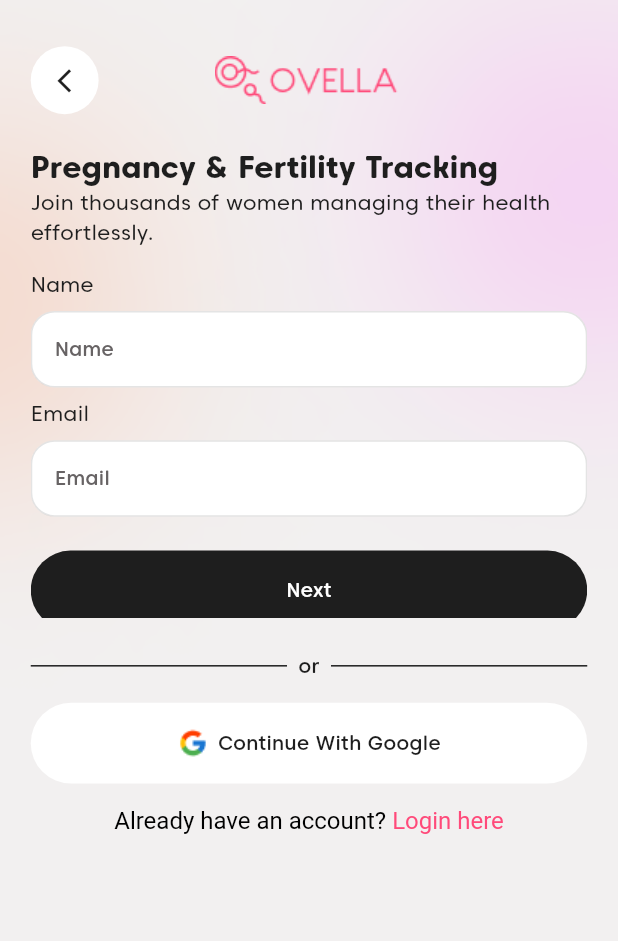
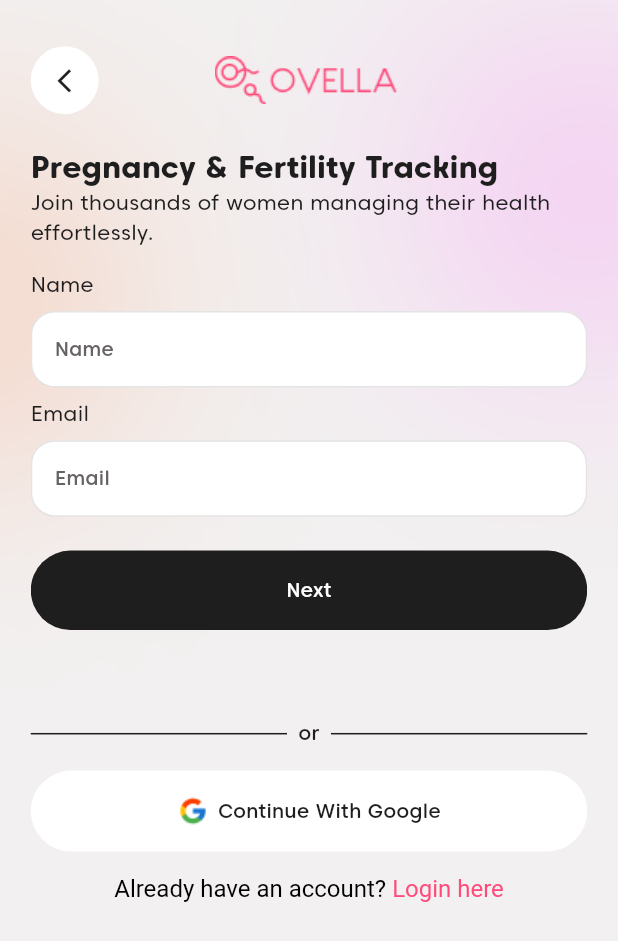
Before and after one commit to salmanbashar1009/ovella_period_tracker_app, a Flutter app: the CreateAccountScreen screen opened by its route, on a phone screen of 412 x 824 dp. Shown: the top 941 px of the screen. Run offline on Flutter 3.47's test engine with Material 3 defaults, Android fonts, the phone set to English and light mode, and no system bars; our stand-ins replace carousel_slider, dots_indicator, flutter_screenutil, hive_flutter, shared_preferences, table_calendar; accounts and stored records are empty.

Commit message:
fix height

```diff
--- a/lib/view/auth_screens/create_account_screen/create_account_screen.dart
+++ b/lib/view/auth_screens/create_account_screen/create_account_screen.dart
@@ -4,7 +4,6 @@ import 'package:ovella_period_tracker_app/constant/padding.dart';
 import 'package:ovella_period_tracker_app/view/auth_screens/create_account_screen/widgets/create_account_footer_widget.dart';
 import 'package:ovella_period_tracker_app/view_model/create_account_provider.dart';
 import 'package:provider/provider.dart';
-import 'widgets/create_account_email_form.dart';
 import 'package:ovella_period_tracker_app/widgets/background_widget.dart';
 import '../../common_health_concerns_screen/widgets/common_heath_concern_header_widget.dart';
 
@@ -24,7 +23,7 @@ class CreateAccountScreen extends StatelessWidget {
               createAccountProvider,
               Widget? child,
             ) {
-              double expandedHeight = createAccountProvider.isExpand ? 40 : 0;
+              double expandedHeight = createAccountProvider.isExpand ? 70 : 0;
               return SingleChildScrollView(
                 child: Padding(
                   padding: AppPadding.screenPadding,
@@ -48,8 +47,8 @@ class CreateAccountScreen extends StatelessWidget {
                       SizedBox(
                         height:
                             createAccountProvider.currentIndex == 0
-                                ? expandedHeight + 262.h
-                                : expandedHeight + 335.h,
+                                ? expandedHeight + 310.h
+                                : expandedHeight + 400.h,
                         child: PageView.builder(
                           controller: createAccountProvider.pageController,
                           itemCount: createAccountProvider.carouselItems.length,
--- a/lib/view/auth_screens/create_account_screen/widgets/create_account_password_form.dart
+++ b/lib/view/auth_screens/create_account_screen/widgets/create_account_password_form.dart
@@ -18,6 +18,7 @@ class CreateAccountPasswordForm extends StatelessWidget {
       builder: (BuildContext context, createAccountProvider, Widget? child) {
         return Form(
           key: formkey,
+          child: SingleChildScrollView(
             child: Column(
               crossAxisAlignment: CrossAxisAlignment.start,
               children: [
@@ -148,6 +149,7 @@ class CreateAccountPasswordForm extends StatelessWidget {
                 ),
               ],
             ),
+          ),
         );
       },
     );
--- a/lib/view/common_health_concerns_screen/common_health_concerns_screen.dart
+++ b/lib/view/common_health_concerns_screen/common_health_concerns_screen.dart
@@ -20,6 +20,7 @@ class CommonHealthConcernsScreen extends StatelessWidget {
         child: Consumer<StepScreenProvider>(
           builder: (BuildContext context, stepScreenProvider, Widget? child) {
             return SafeArea(
+              child: SingleChildScrollView(
                 child: Padding(
                   padding: EdgeInsets.symmetric(horizontal: 20.h),
                   child: Column(
@@ -96,6 +97,7 @@ class CommonHealthConcernsScreen extends StatelessWidget {
                     ],
                   ),
                 ),
+              ),
             );
           },
         ),
--- a/lib/view/on_boarding_screen/on_boarding_screen.dart
+++ b/lib/view/on_boarding_screen/on_boarding_screen.dart
@@ -17,7 +17,8 @@ class OnBoardingScreen extends StatelessWidget {
     TextTheme textTheme = Theme.of(context).textTheme;
     ColorScheme colorScheme = Theme.of(context).colorScheme;
     return Scaffold(
-      body: Stack(
+      body: SingleChildScrollView(
+        child: Stack(
           children: [
             SizedBox(
               height: ScreenUtil().screenHeight,
@@ -28,7 +29,7 @@ class OnBoardingScreen extends StatelessWidget {
               bottom: 0,
               left: 0,
               child: Container(
-              height: 399.h,
+
                 width: width,
                 padding: EdgeInsets.symmetric(horizontal: 20, vertical: 20),
                 decoration: BoxDecoration(
@@ -108,6 +109,7 @@ class OnBoardingScreen extends StatelessWidget {
             ),
           ],
         ),
+      ),
     );
   }
 }
--- a/lib/view/pregnancy_fertility_tracking/pregnancy_fertility_tracking.dart
+++ b/lib/view/pregnancy_fertility_tracking/pregnancy_fertility_tracking.dart
@@ -19,7 +19,8 @@ class PregnancyFertilityTracking extends StatelessWidget {
       body: BackgroundWidget(
         child: Consumer<StepScreenProvider>(
           builder: (BuildContext context, stepScreenProvider, Widget? child) {
-            return SafeArea(
+            return SingleChildScrollView(
+              child: SafeArea(
                 child: Padding(
                   padding: EdgeInsets.symmetric(horizontal: 20.h),
                   child: Column(
@@ -105,6 +106,7 @@ class PregnancyFertilityTracking extends StatelessWidget {
                     ],
                   ),
                 ),
+              ),
             );
           },
         ),
```
Lines whose indentation alone changed are shown as unchanged.
